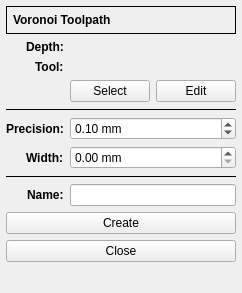
Old version of the form G2G/forms/voronoiform.ui in the repository XRay3D/GERBER_X3.
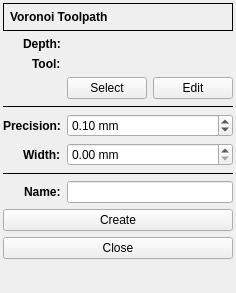
New version of the form. Custom widgets are drawn as their Qt base class.

```diff
--- a/G2G/forms/voronoiform.ui
+++ b/G2G/forms/voronoiform.ui
@@ -18,16 +18,16 @@
     <set>Qt::AlignRight|Qt::AlignTrailing|Qt::AlignVCenter</set>
    </property>
    <property name="leftMargin">
-    <number>6</number>
+    <number>3</number>
    </property>
    <property name="topMargin">
-    <number>6</number>
+    <number>3</number>
    </property>
    <property name="rightMargin">
-    <number>6</number>
+    <number>3</number>
    </property>
    <property name="bottomMargin">
-    <number>6</number>
+    <number>3</number>
    </property>
    <item row="0" column="0" colspan="2">
     <widget class="QFrame" name="frame">
```
